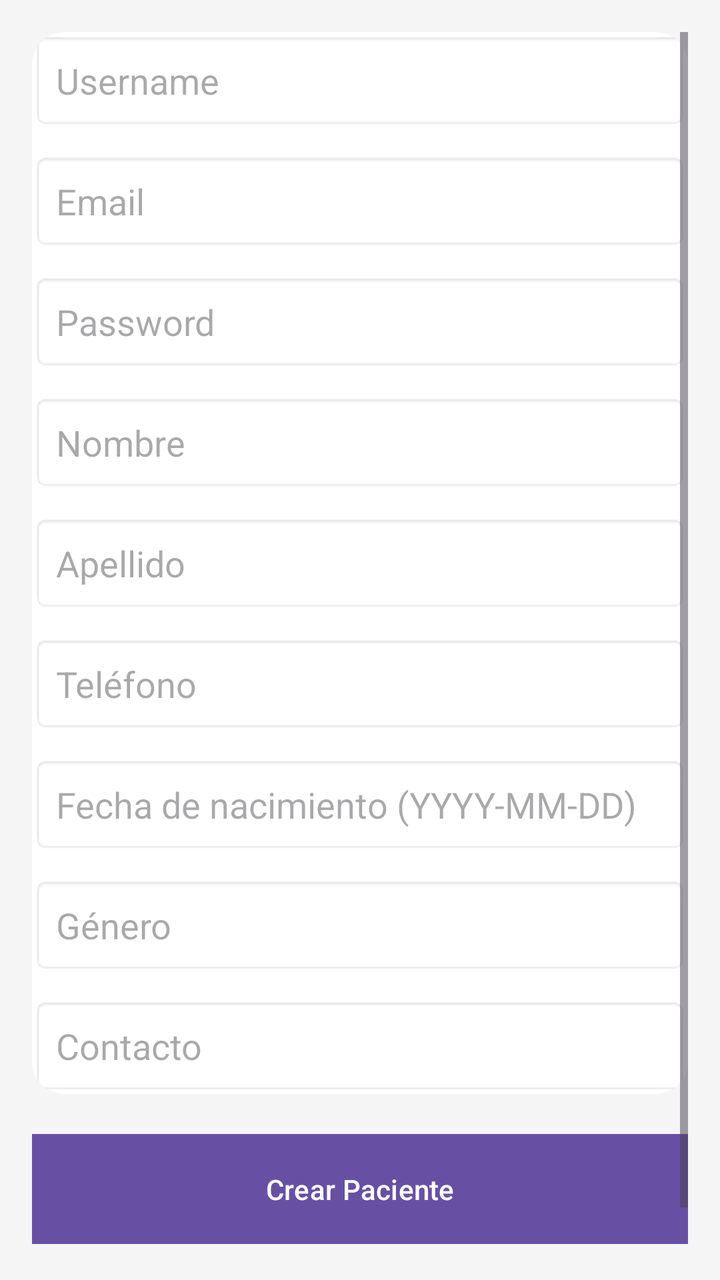
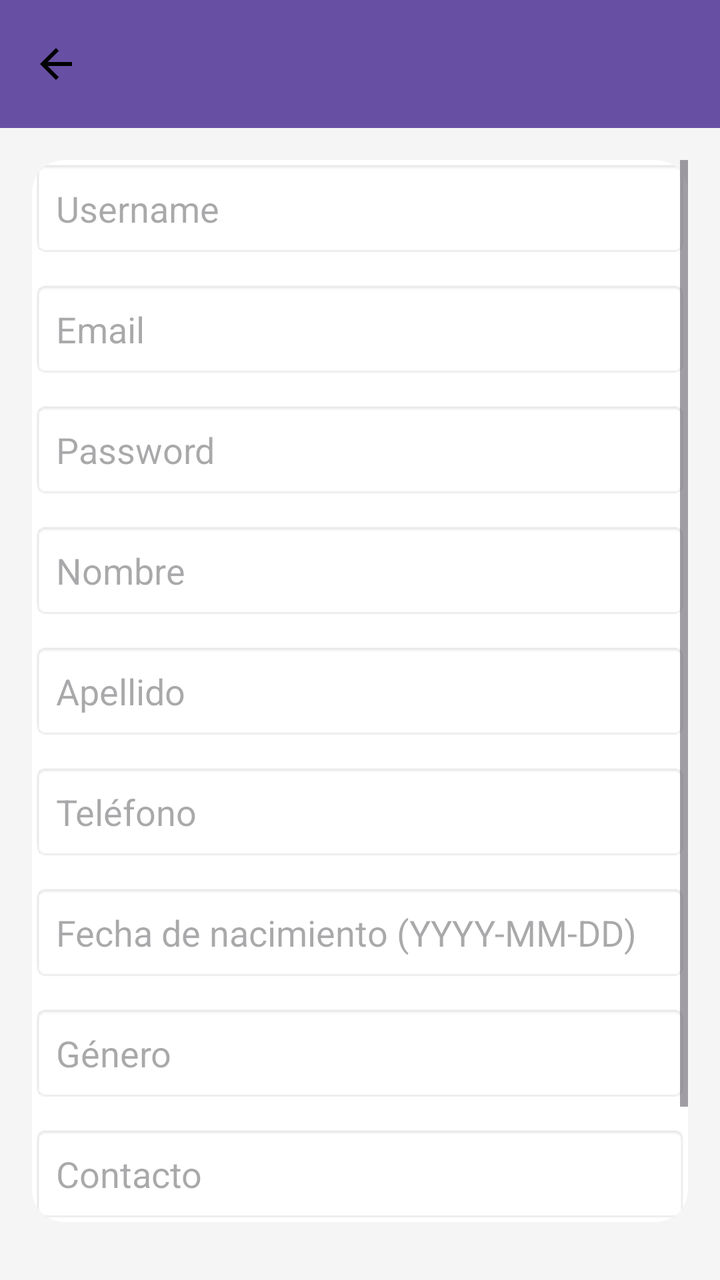

Before-and-after screenshots of an Android layout around one commit, followed by the original layout XML and the change that was made.
<!-- AndroidManifest.xml: application theme Theme.AppMedicosCarlos -->
<!-- res/layout/activity_create_patient.xml -->
<?xml version="1.0" encoding="utf-8"?>
<ScrollView xmlns:android="http://schemas.android.com/apk/res/android"
    android:layout_width="match_parent"
    android:layout_height="match_parent"
    xmlns:app="http://schemas.android.com/apk/res-auto"
    android:padding="16dp"
    android:background="#F5F5F5">

    <LinearLayout
        android:orientation="vertical"
        android:layout_width="match_parent"
        android:layout_height="wrap_content">

        
        <androidx.cardview.widget.CardView
            android:layout_width="match_parent"
            android:layout_height="wrap_content"
            android:layout_marginBottom="20dp"
            android:elevation="4dp"
            android:padding="16dp"
            app:cardCornerRadius="16dp">

            <LinearLayout
                android:orientation="vertical"
                android:layout_width="match_parent"
                android:layout_height="wrap_content">

                
                <EditText
                    android:id="@+id/editUsername"
                    android:hint="Username"
                    android:padding="12dp"
                    android:background="@android:drawable/editbox_background"
                    android:layout_marginBottom="12dp"
                    android:layout_width="match_parent"
                    android:layout_height="wrap_content" />

                
                <EditText
                    android:id="@+id/editEmail"
                    android:hint="Email"
                    android:inputType="textEmailAddress"
                    android:padding="12dp"
                    android:background="@android:drawable/editbox_background"
                    android:layout_marginBottom="12dp"
                    android:layout_width="match_parent"
                    android:layout_height="wrap_content" />

                
                <EditText
                    android:id="@+id/editPassword"
                    android:hint="Password"
                    android:inputType="textPassword"
                    android:padding="12dp"
                    android:background="@android:drawable/editbox_background"
                    android:layout_marginBottom="12dp"
                    android:layout_width="match_parent"
                    android:layout_height="wrap_content" />

                
                <EditText
                    android:id="@+id/editFirstName"
                    android:hint="Nombre"
                    android:padding="12dp"
                    android:background="@android:drawable/editbox_background"
                    android:layout_marginBottom="12dp"
                    android:layout_width="match_parent"
                    android:layout_height="wrap_content" />

                
                <EditText
                    android:id="@+id/editLastName"
                    android:hint="Apellido"
                    android:padding="12dp"
                    android:background="@android:drawable/editbox_background"
                    android:layout_marginBottom="12dp"
                    android:layout_width="match_parent"
                    android:layout_height="wrap_content" />

                
                <EditText
                    android:id="@+id/editPhone"
                    android:hint="Teléfono"
                    android:inputType="phone"
                    android:padding="12dp"
                    android:background="@android:drawable/editbox_background"
                    android:layout_marginBottom="12dp"
                    android:layout_width="match_parent"
                    android:layout_height="wrap_content" />

                
                <EditText
                    android:id="@+id/editDob"
                    android:hint="Fecha de nacimiento (YYYY-MM-DD)"
                    android:padding="12dp"
                    android:background="@android:drawable/editbox_background"
                    android:layout_marginBottom="12dp"
                    android:layout_width="match_parent"
                    android:layout_height="wrap_content" />

                
                <EditText
                    android:id="@+id/editGender"
                    android:hint="Género"
                    android:padding="12dp"
                    android:background="@android:drawable/editbox_background"
                    android:layout_marginBottom="12dp"
                    android:layout_width="match_parent"
                    android:layout_height="wrap_content" />

                
                <EditText
                    android:id="@+id/editContact"
                    android:hint="Contacto"
                    android:padding="12dp"
                    android:background="@android:drawable/editbox_background"
                    android:layout_width="match_parent"
                    android:layout_height="wrap_content" />

            </LinearLayout>

        </androidx.cardview.widget.CardView>

        
        <ProgressBar
            android:id="@+id/progressBar"
            android:visibility="gone"
            android:layout_width="wrap_content"
            android:layout_height="wrap_content"
            android:layout_gravity="center"
            android:layout_marginBottom="20dp" />

        
        <Button
            android:id="@+id/btnSave"
            android:text="Crear Paciente"
            android:textColor="#FFFFFF"
            android:background="#2196F3"
            android:padding="14dp"
            android:layout_width="match_parent"
            android:layout_height="wrap_content"
            android:layout_marginBottom="40dp"
            android:layout_gravity="center"/>

    </LinearLayout>

</ScrollView>
<!-- resources referenced by this layout -->
<resources>
  <style name="Theme.AppMedicosCarlos" parent="Base.Theme.AppMedicosCarlos" />
  <style name="Base.Theme.AppMedicosCarlos" parent="Theme.Material3.DayNight.NoActionBar">
          
          
      </style>
</resources>

<!-- the commit's change to res/layout/activity_create_patient.xml (unified diff, before → after) -->
@@ -1,147 +1,150 @@
 <?xml version="1.0" encoding="utf-8"?>
-<ScrollView xmlns:android="http://schemas.android.com/apk/res/android"
+<LinearLayout xmlns:android="http://schemas.android.com/apk/res/android"
+    xmlns:app="http://schemas.android.com/apk/res-auto"
+    android:orientation="vertical"
     android:layout_width="match_parent"
-    android:layout_height="match_parent"
-    xmlns:app="http://schemas.android.com/apk/res-auto"
-    android:padding="16dp"
-    android:background="#F5F5F5">
+    android:layout_height="match_parent">
 
-    <LinearLayout
-        android:orientation="vertical"
+    <com.google.android.material.appbar.MaterialToolbar
+        android:id="@+id/topAppBar"
         android:layout_width="match_parent"
-        android:layout_height="wrap_content">
+        android:layout_height="wrap_content"
+        android:background="?attr/colorPrimary"
+        android:title="Crear Paciente"
+        android:titleTextColor="@android:color/white"
+        app:navigationIcon="@drawable/ic_arrow_back" />
 
-        
-        <androidx.cardview.widget.CardView
+    <ScrollView
+        android:layout_width="match_parent"
+        android:layout_height="match_parent"
+        android:padding="16dp"
+        android:background="#F5F5F5">
+
+        <LinearLayout
+            android:orientation="vertical"
             android:layout_width="match_parent"
-            android:layout_height="wrap_content"
-            android:layout_marginBottom="20dp"
-            android:elevation="4dp"
-            android:padding="16dp"
-            app:cardCornerRadius="16dp">
+            android:layout_height="wrap_content">
 
-            <LinearLayout
-                android:orientation="vertical"
+            <androidx.cardview.widget.CardView
                 android:layout_width="match_parent"
-                android:layout_height="wrap_content">
+                android:layout_height="wrap_content"
+                android:layout_marginBottom="20dp"
+                android:elevation="4dp"
+                android:padding="16dp"
+                app:cardCornerRadius="16dp">
 
-                
-                <EditText
-                    android:id="@+id/editUsername"
-                    android:hint="Username"
-                    android:padding="12dp"
-                    android:background="@android:drawable/editbox_background"
-                    android:layout_marginBottom="12dp"
+                <LinearLayout
+                    android:orientation="vertical"
                     android:layout_width="match_parent"
-                    android:layout_height="wrap_content" />
+                    android:layout_height="wrap_content">
 
-                
-                <EditText
-                    android:id="@+id/editEmail"
-                    android:hint="Email"
-                    android:inputType="textEmailAddress"
-                    android:padding="12dp"
-                    android:background="@android:drawable/editbox_background"
-                    android:layout_marginBottom="12dp"
-                    android:layout_width="match_parent"
-                    android:layout_height="wrap_content" />
+                    <EditText
+                        android:id="@+id/editUsername"
+                        android:hint="Username"
+                        android:padding="12dp"
+                        android:background="@android:drawable/editbox_background"
+                        android:layout_marginBottom="12dp"
+                        android:layout_width="match_parent"
+                        android:layout_height="wrap_content" />
 
-                
-                <EditText
-                    android:id="@+id/editPassword"
-                    android:hint="Password"
-                    android:inputType="textPassword"
-                    android:padding="12dp"
-                    android:background="@android:drawable/editbox_background"
-                    android:layout_marginBottom="12dp"
-                    android:layout_width="match_parent"
-                    android:layout_height="wrap_content" />
+                    <EditText
+                        android:id="@+id/editEmail"
+                        android:hint="Email"
+                        android:inputType="textEmailAddress"
+                        android:padding="12dp"
+                        android:background="@android:drawable/editbox_background"
+                        android:layout_marginBottom="12dp"
+                        android:layout_width="match_parent"
+                        android:layout_height="wrap_content" />
 
-                
-                <EditText
-                    android:id="@+id/editFirstName"
-                    android:hint="Nombre"
-                    android:padding="12dp"
-                    android:background="@android:drawable/editbox_background"
-                    android:layout_marginBottom="12dp"
-                    android:layout_width="match_parent"
-                    android:layout_height="wrap_content" />
+                    <EditText
+                        android:id="@+id/editPassword"
+                        android:hint="Password"
+                        android:inputType="textPassword"
+                        android:padding="12dp"
+                        android:background="@android:drawable/editbox_background"
+                        android:layout_marginBottom="12dp"
+                        android:layout_width="match_parent"
+                        android:layout_height="wrap_content" />
 
-                
-                <EditText
-                    android:id="@+id/editLastName"
-                    android:hint="Apellido"
-                    android:padding="12dp"
-                    android:background="@android:drawable/editbox_background"
-                    android:layout_marginBottom="12dp"
-                    android:layout_width="match_parent"
-                    android:layout_height="wrap_content" />
+                    <EditText
+                        android:id="@+id/editFirstName"
+                        android:hint="Nombre"
+                        android:padding="12dp"
+                        android:background="@android:drawable/editbox_background"
+                        android:layout_marginBottom="12dp"
+                        android:layout_width="match_parent"
+                        android:layout_height="wrap_content" />
 
-                
-                <EditText
-                    android:id="@+id/editPhone"
-                    android:hint="Teléfono"
-                    android:inputType="phone"
-                    android:padding="12dp"
-                    android:background="@android:drawable/editbox_background"
-                    android:layout_marginBottom="12dp"
-                    android:layout_width="match_parent"
-                    android:layout_height="wrap_content" />
+                    <EditText
+                        android:id="@+id/editLastName"
+                        android:hint="Apellido"
+                        android:padding="12dp"
+                        android:background="@android:drawable/editbox_background"
+                        android:layout_marginBottom="12dp"
+                        android:layout_width="match_parent"
+                        android:layout_height="wrap_content" />
 
-                
-                <EditText
-                    android:id="@+id/editDob"
-                    android:hint="Fecha de nacimiento (YYYY-MM-DD)"
-                    android:padding="12dp"
-                    android:background="@android:drawable/editbox_background"
-                    android:layout_marginBottom="12dp"
-                    android:layout_width="match_parent"
-                    android:layout_height="wrap_content" />
+                    <EditText
+                        android:id="@+id/editPhone"
+                        android:hint="Teléfono"
+                        android:inputType="phone"
+                        android:padding="12dp"
+                        android:background="@android:drawable/editbox_background"
+                        android:layout_marginBottom="12dp"
+                        android:layout_width="match_parent"
+                        android:layout_height="wrap_content" />
 
-                
-                <EditText
-                    android:id="@+id/editGender"
-                    android:hint="Género"
-                    android:padding="12dp"
-                    android:background="@android:drawable/editbox_background"
-                    android:layout_marginBottom="12dp"
-                    android:layout_width="match_parent"
-                    android:layout_height="wrap_content" />
+                    <EditText
+                        android:id="@+id/editDob"
+                        android:hint="Fecha de nacimiento (YYYY-MM-DD)"
+                        android:padding="12dp"
+                        android:background="@android:drawable/editbox_background"
+                        android:layout_marginBottom="12dp"
+                        android:layout_width="match_parent"
+                        android:layout_height="wrap_content" />
 
-                
-                <EditText
-                    android:id="@+id/editContact"
-                    android:hint="Contacto"
-                    android:padding="12dp"
-                    android:background="@android:drawable/editbox_background"
-                    android:layout_width="match_parent"
-                    android:layout_height="wrap_content" />
+                    <EditText
+                        android:id="@+id/editGender"
+                        android:hint="Género"
+                        android:padding="12dp"
+                        android:background="@android:drawable/editbox_background"
+                        android:layout_marginBottom="12dp"
+                        android:layout_width="match_parent"
+                        android:layout_height="wrap_content" />
 
-            </LinearLayout>
+                    <EditText
+                        android:id="@+id/editContact"
+                        android:hint="Contacto"
+                        android:padding="12dp"
+                        android:background="@android:drawable/editbox_background"
+                        android:layout_width="match_parent"
+                        android:layout_height="wrap_content" />
 
-        </androidx.cardview.widget.CardView>
+                </LinearLayout>
+            </androidx.cardview.widget.CardView>
 
-        
-        <ProgressBar
-            android:id="@+id/progressBar"
-            android:visibility="gone"
-            android:layout_width="wrap_content"
-            android:layout_height="wrap_content"
-            android:layout_gravity="center"
-            android:layout_marginBottom="20dp" />
+            <ProgressBar
+                android:id="@+id/progressBar"
+                android:visibility="gone"
+                android:layout_width="wrap_content"
+                android:layout_height="wrap_content"
+                android:layout_gravity="center"
+                android:layout_marginBottom="20dp" />
 
-        
-        <Button
-            android:id="@+id/btnSave"
-            android:text="Crear Paciente"
-            android:textColor="#FFFFFF"
-            android:background="#2196F3"
-            android:padding="14dp"
-            android:layout_width="match_parent"
-            android:layout_height="wrap_content"
-            android:layout_marginBottom="40dp"
-            android:layout_gravity="center"/>
+            <Button
+                android:id="@+id/btnSave"
+                android:text="Crear Paciente"
+                android:textColor="#FFFFFF"
+                android:background="#2196F3"
+                android:padding="14dp"
+                android:layout_width="match_parent"
+                android:layout_height="wrap_content"
+                android:layout_marginBottom="40dp"
+                android:layout_gravity="center"/>
 
-    </LinearLayout>
+        </LinearLayout>
 
-</ScrollView>
+    </ScrollView>
+
+</LinearLayout>
<!-- resource entries referenced after the edit -->
@@ -1,5 +1,16 @@
 <!-- resources referenced by this layout -->
 <resources>
+  <!-- drawable ic_arrow_back (drawable) -->
+  <vector xmlns:android="http://schemas.android.com/apk/res/android"
+      android:width="24dp"
+      android:height="24dp"
+      android:viewportWidth="24"
+      android:viewportHeight="24">
+  
+      <path
+          android:fillColor="@android:color/black"
+          android:pathData="M20,11H7.83l5.59,-5.59L12,4l-8,8 8,8 1.41,-1.41L7.83,13H20v-2z"/>
+  </vector>
   <style name="Theme.AppMedicosCarlos" parent="Base.Theme.AppMedicosCarlos" />
   <style name="Base.Theme.AppMedicosCarlos" parent="Theme.Material3.DayNight.NoActionBar">
           
